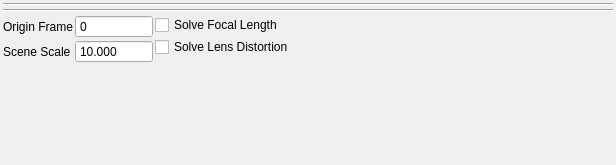
First picture: the form in python/mmSolver/tools/solver/widget/solver_camera_widget.ui, repository david-cattermole/mayaMatchMoveSolver, before the edit.
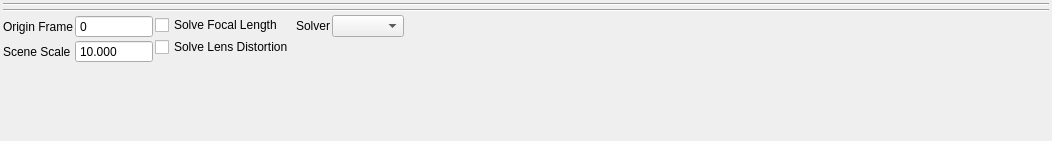
Second picture: the form after the edit.

Commit message: Core Solver - Add Ceres LMDIF solver.

```diff
--- a/python/mmSolver/tools/solver/widget/solver_camera_widget.ui
+++ b/python/mmSolver/tools/solver/widget/solver_camera_widget.ui
@@ -6,8 +6,8 @@
    <rect>
     <x>0</x>
     <y>0</y>
-    <width>616</width>
-    <height>165</height>
+    <width>1052</width>
+    <height>141</height>
    </rect>
   </property>
   <property name="windowTitle">
@@ -125,7 +125,7 @@
       </layout>
      </item>
      <item>
-      <layout class="QVBoxLayout" name="options3_layout">
+      <layout class="QVBoxLayout" name="options2_layout">
        <property name="spacing">
         <number>2</number>
        </property>
@@ -161,6 +161,50 @@
        </item>
       </layout>
      </item>
+     <item>
+      <layout class="QVBoxLayout" name="options3_layout">
+       <property name="spacing">
+        <number>2</number>
+       </property>
+       <item>
+        <layout class="QHBoxLayout" name="solverType_layout" stretch="0,0">
+         <property name="spacing">
+          <number>2</number>
+         </property>
+         <item>
+          <widget class="QLabel" name="solverType_label">
+           <property name="text">
+            <string>Solver</string>
+           </property>
+          </widget>
+         </item>
+         <item>
+          <widget class="QComboBox" name="solverType_comboBox">
+           <property name="sizePolicy">
+            <sizepolicy hsizetype="Minimum" vsizetype="Fixed">
+             <horstretch>1</horstretch>
+             <verstretch>0</verstretch>
+            </sizepolicy>
+           </property>
+          </widget>
+         </item>
+        </layout>
+       </item>
+       <item>
+        <spacer name="verticalSpacer_6">
+         <property name="orientation">
+          <enum>Qt::Vertical</enum>
+         </property>
+         <property name="sizeHint" stdset="0">
+          <size>
+           <width>20</width>
+           <height>0</height>
+          </size>
+         </property>
+        </spacer>
+       </item>
+      </layout>
+     </item>
      <item>
       <spacer name="horizontalSpacer">
        <property name="orientation">
```
The commit also changes 56 other files.
